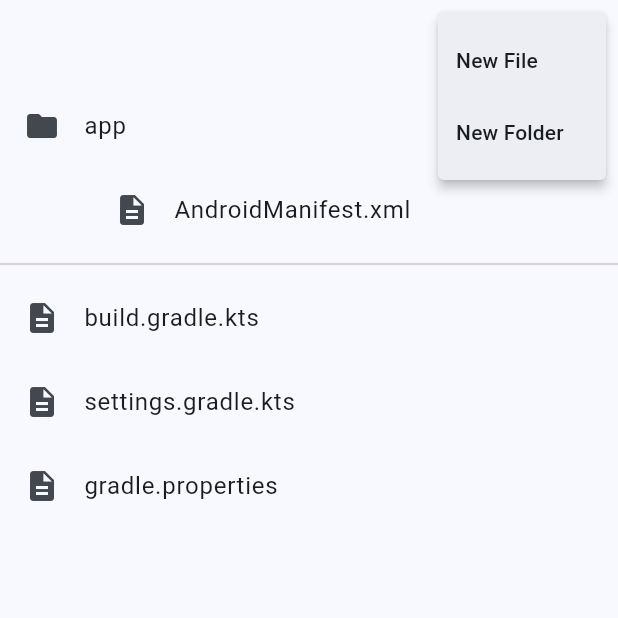
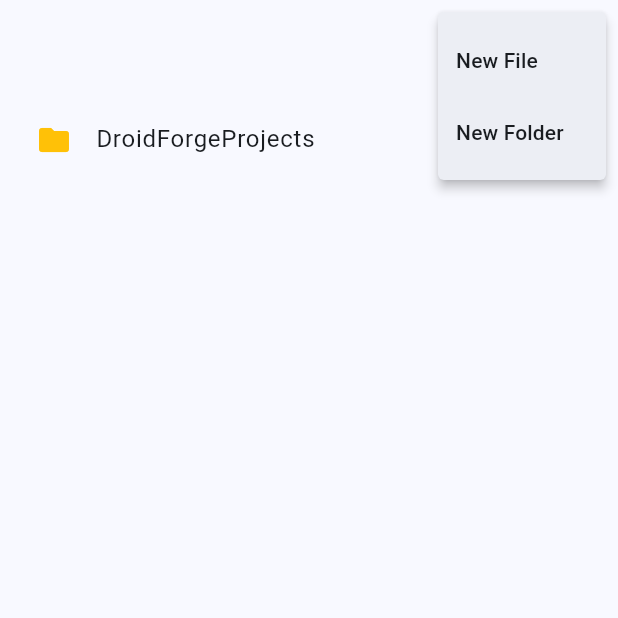
Before and after one commit to hamidabbas08-ux/droidforge, a Flutter app: the ProjectExplorerScreen screen opened directly with empty values, after a tap on the "more vert" icon, on a phone screen of 412 x 824 dp, the top half of it. Run offline on Flutter 3.47's test engine with Material 3 defaults, Android fonts, the phone set to English and light mode, and no system bars.

Commit message:
Dynamic Project Explorer

```diff
--- /dev/null
+++ b/lib/features/projects/models/file_tree_node.dart
@@ -0,0 +1,65 @@
+import 'dart:io';
+
+class FileTreeNode {
+  final String name;
+  final String path;
+  final bool isDirectory;
+  final List<FileTreeNode> children;
+
+  const FileTreeNode({
+    required this.name,
+    required this.path,
+    required this.isDirectory,
+    this.children = const [],
+  });
+
+  FileTreeNode copyWith({
+    String? name,
+    String? path,
+    bool? isDirectory,
+    List<FileTreeNode>? children,
+  }) {
+    return FileTreeNode(
+      name: name ?? this.name,
+      path: path ?? this.path,
+      isDirectory: isDirectory ?? this.isDirectory,
+      children: children ?? this.children,
+    );
+  }
+
+  static Future<FileTreeNode> fromDirectory(Directory directory) async {
+    final entities = await directory.list().toList();
+
+    entities.sort((a, b) {
+      if (a is Directory && b is File) return -1;
+      if (a is File && b is Directory) return 1;
+      return a.path.toLowerCase().compareTo(b.path.toLowerCase());
+    });
+
+    final children = <FileTreeNode>[];
+
+    for (final entity in entities) {
+      if (entity is Directory) {
+        children.add(await fromDirectory(entity));
+      } else if (entity is File) {
+        children.add(
+          FileTreeNode(
+            name: entity.uri.pathSegments.last,
+            path: entity.path,
+            isDirectory: false,
+          ),
+        );
+      }
+    }
+
+    return FileTreeNode(
+      name: directory.uri.pathSegments.isEmpty
+          ? directory.path
+          : directory.uri.pathSegments[
+              directory.uri.pathSegments.length - 2],
+      path: directory.path,
+      isDirectory: true,
+      children: children,
+    );
+  }
+}
--- a/lib/features/projects/screens/project_explorer_screen.dart
+++ b/lib/features/projects/screens/project_explorer_screen.dart
@@ -1,7 +1,9 @@
 import 'package:flutter/material.dart';
 
 import '../../editor/screens/code_editor_screen.dart';
+import '../models/file_tree_node.dart';
 import '../services/project_service.dart';
+import '../widgets/file_tree_widget.dart';
 import 'project_popup_menu.dart';
 
 class ProjectExplorerScreen extends StatefulWidget {
@@ -19,44 +21,74 @@ class ProjectExplorerScreen extends StatefulWidget {
 
 class _ProjectExplorerScreenState
     extends State<ProjectExplorerScreen> {
-  bool appOpen = false;
-  bool srcOpen = false;
-  bool mainOpen = false;
-  bool javaOpen = false;
-  bool comOpen = false;
-  bool hamidOpen = false;
-  bool myappOpen = false;
-  bool resOpen = false;
 
-  Future<void> _newFile(String name) async {
-    await ProjectService.createFile(
-      "/storage/emulated/0/DroidForgeProjects/${widget.projectName}",
-      name,
+  FileTreeNode? tree;
+
+  bool loading = true;
+
+  @override
+  void initState() {
+    super.initState();
+    _reloadTree();
+  }
+
+  Future<void> _reloadTree() async {
+    setState(() {
+      loading = true;
+    });
+
+    try {
+      final result =
+          await ProjectService.loadProjectTree(
+        widget.projectName,
       );
 
       if (!mounted) return;
 
+      setState(() {
+        tree = result;
+        loading = false;
+      });
+    } catch (e) {
+      if (!mounted) return;
+
+      setState(() {
+        loading = false;
+      });
+
       ScaffoldMessenger.of(context).showSnackBar(
         SnackBar(
-        content: Text("$name created"),
+          content: Text(
+            e.toString(),
+          ),
         ),
       );
     }
+  }
 
-  Future<void> _newFolder(String name) async {
-    await ProjectService.createFolder(
-      "/storage/emulated/0/DroidForgeProjects/${widget.projectName}",
+  Future<void> _newFile(String name) async {
+    if (tree == null) return;
+
+    await ProjectService.createFile(
+      tree!.path,
       name,
     );
 
-    if (!mounted) return;
+    await _reloadTree();
+  }
 
-    ScaffoldMessenger.of(context).showSnackBar(
-      SnackBar(
-        content: Text("$name created"),
-      ),
+  Future<void> _newFolder(String name) async {
+    if (tree == null) return;
+
+    await ProjectService.createFolder(
+      tree!.path,
+      name,
     );
-  }  @override
+
+    await _reloadTree();
+  }
+
+  @override
   Widget build(BuildContext context) {
     return Scaffold(
       appBar: AppBar(
@@ -68,225 +100,49 @@ class _ProjectExplorerScreenState
           ),
         ],
       ),
-      body: ListView(
+      body: Builder(
+        builder: (context) {
+
+          if (loading) {
+            return const Center(
+              child: CircularProgressIndicator(),
+            );
+          }
+
+          if (tree == null) {
+            return const Center(
+              child: Text(
+                "Project not found",
+              ),
+            );
+          }          return RefreshIndicator(
+            onRefresh: _reloadTree,
+            child: ListView(
+              padding: const EdgeInsets.all(8),
               children: [
-          _folder(
-            "app",
-            appOpen,
-            () => setState(() => appOpen = !appOpen),
-          ),
-
-          if (appOpen)
-            Padding(
-              padding: const EdgeInsets.only(left: 20),
-              child: _folder(
-                "src",
-                srcOpen,
-                () => setState(() => srcOpen = !srcOpen),
+                FileTreeWidget(
+                  node: tree!,
+                  onOpenFile: (node) async {
+                    await Navigator.push(
+                      context,
+                      MaterialPageRoute(
+                        builder: (_) => CodeEditorScreen(
+                          fileName: node.path,
                         ),
                       ),
+                    );
 
-          if (srcOpen)
-            Padding(
-              padding: const EdgeInsets.only(left: 40),
-              child: _folder(
-                "main",
-                mainOpen,
-                () => setState(() => mainOpen = !mainOpen),
+                    if (mounted) {
+                      _reloadTree();
+                    }
+                  },
+                  onRefresh: _reloadTree,
                 ),
-            ),
-
-          if (mainOpen)
-            Padding(
-              padding: const EdgeInsets.only(left: 60),
-              child: _folder(
-                "java",
-                javaOpen,
-                () => setState(() => javaOpen = !javaOpen),
-              ),
-            ),
-
-          if (javaOpen)
-            Padding(
-              padding: const EdgeInsets.only(left: 80),
-              child: _folder(
-                "com",
-                comOpen,
-                () => setState(() => comOpen = !comOpen),
-              ),
-            ),          if (comOpen)
-            Padding(
-              padding: const EdgeInsets.only(left: 100),
-              child: _folder(
-                "hamid",
-                hamidOpen,
-                () => setState(() => hamidOpen = !hamidOpen),
-              ),
-            ),
-
-          if (hamidOpen)
-            Padding(
-              padding: const EdgeInsets.only(left: 120),
-              child: _folder(
-                "myapp",
-                myappOpen,
-                () => setState(() => myappOpen = !myappOpen),
-              ),
-            ),
-
-          if (myappOpen)
-            Padding(
-              padding: const EdgeInsets.only(left: 140),
-              child: ListTile(
-                leading: const Icon(Icons.code),
-                title: const Text("MainActivity.kt"),
-                onTap: () {
-                  Navigator.push(
-                    context,
-                    MaterialPageRoute(
-                      builder: (_) => const CodeEditorScreen(
-                        fileName: "MainActivity.kt",
-                      ),
+              ],
             ),
           );
         },
       ),
-            ),
-
-          if (mainOpen)
-            Padding(
-              padding: const EdgeInsets.only(left: 60),
-              child: _folder(
-                "res",
-                resOpen,
-                () => setState(() => resOpen = !resOpen),
-              ),
-            ),          if (resOpen) ...[
-            const Padding(
-              padding: EdgeInsets.only(left: 80),
-              child: ListTile(
-                leading: Icon(Icons.folder),
-                title: Text("drawable"),
-              ),
-            ),
-            const Padding(
-              padding: EdgeInsets.only(left: 80),
-              child: ListTile(
-                leading: Icon(Icons.folder),
-                title: Text("layout"),
-              ),
-            ),
-            const Padding(
-              padding: EdgeInsets.only(left: 80),
-              child: ListTile(
-                leading: Icon(Icons.folder),
-                title: Text("mipmap"),
-              ),
-            ),
-            const Padding(
-              padding: EdgeInsets.only(left: 80),
-              child: ListTile(
-                leading: Icon(Icons.folder),
-                title: Text("values"),
-              ),
-            ),
-            const Padding(
-              padding: EdgeInsets.only(left: 80),
-              child: ListTile(
-                leading: Icon(Icons.folder),
-                title: Text("menu"),
-              ),
-            ),
-            const Padding(
-              padding: EdgeInsets.only(left: 80),
-              child: ListTile(
-                leading: Icon(Icons.folder),
-                title: Text("xml"),
-              ),
-            ),
-          ],
-
-          Padding(
-            padding: const EdgeInsets.only(left: 60),
-            child: ListTile(
-              leading: const Icon(Icons.description),
-              title: const Text("AndroidManifest.xml"),
-              onTap: () {
-                Navigator.push(
-                  context,
-                  MaterialPageRoute(
-                    builder: (_) => const CodeEditorScreen(
-                      fileName: "AndroidManifest.xml",
-                    ),
-                  ),
-                );
-              },
-            ),
-          ),
-
-          const Divider(),          ListTile(
-            leading: const Icon(Icons.description),
-            title: const Text("build.gradle.kts"),
-            onTap: () {
-              Navigator.push(
-                context,
-                MaterialPageRoute(
-                  builder: (_) => const CodeEditorScreen(
-                    fileName: "build.gradle.kts",
-                  ),
-                ),
-              );
-            },
-          ),
-
-          ListTile(
-            leading: const Icon(Icons.description),
-            title: const Text("settings.gradle.kts"),
-            onTap: () {
-              Navigator.push(
-                context,
-                MaterialPageRoute(
-                  builder: (_) => const CodeEditorScreen(
-                    fileName: "settings.gradle.kts",
-                  ),
-                ),
-              );
-            },
-          ),
-
-          ListTile(
-            leading: const Icon(Icons.description),
-            title: const Text("gradle.properties"),
-            onTap: () {
-              Navigator.push(
-                context,
-                MaterialPageRoute(
-                  builder: (_) => const CodeEditorScreen(
-                    fileName: "gradle.properties",
-                  ),
-                ),
-              );
-            },
-          ),
-        ],
-      ),
-    );
-  }
-
-  Widget _folder(
-    String title,
-    bool open,
-    VoidCallback onTap,
-  ) {
-    return ListTile(
-      leading: Icon(
-        open ? Icons.folder_open : Icons.folder,
-      ),
-      trailing: Icon(
-        open ? Icons.expand_less : Icons.expand_more,
-      ),
-      title: Text(title),
-      onTap: onTap,
     );
   }
 }
--- a/lib/features/projects/services/project_service.dart
+++ b/lib/features/projects/services/project_service.dart
@@ -1,5 +1,7 @@
 import 'dart:io';
 import 'package:path_provider/path_provider.dart';
+
+import '../models/file_tree_node.dart';
 
 class ProjectService {
   static Future<Directory> _projectsRoot() async {
@@ -18,6 +20,21 @@ class ProjectService {
     return root;
   }
 
+  static Future<Directory> getProjectDirectory(String projectName) async {
+    final root = await _projectsRoot();
+    return Directory("${root.path}/$projectName");
+  }
+
+  static Future<FileTreeNode> loadProjectTree(String projectName) async {
+    final project = await getProjectDirectory(projectName);
+
+    if (!await project.exists()) {
+      throw Exception("Project not found");
+    }
+
+    return FileTreeNode.fromDirectory(project);
+  }
+
   static Future<void> createProject({
     required String projectName,
     required String packageName,
@@ -30,16 +47,29 @@ class ProjectService {
       await project.create(recursive: true);
     }
 
-    await Directory("${project.path}/app/src/main/java").create(recursive: true);
-    await Directory("${project.path}/res").create(recursive: true);
+    await Directory("${project.path}/app/src/main/java")
+        .create(recursive: true);
 
-    await File("${project.path}/AndroidManifest.xml").create(recursive: true);
-    await File("${project.path}/build.gradle.kts").create(recursive: true);
-    await File("${project.path}/settings.gradle.kts").create(recursive: true);
-    await File("${project.path}/gradle.properties").create(recursive: true);
-    await File("${project.path}/MainActivity.kt").create(recursive: true);
+    await Directory("${project.path}/res")
+        .create(recursive: true);
 
-    await File("${project.path}/package.txt").writeAsString(packageName);
+    await File("${project.path}/AndroidManifest.xml")
+        .create(recursive: true);
+
+    await File("${project.path}/build.gradle.kts")
+        .create(recursive: true);
+
+    await File("${project.path}/settings.gradle.kts")
+        .create(recursive: true);
+
+    await File("${project.path}/gradle.properties")
+        .create(recursive: true);
+
+    await File("${project.path}/MainActivity.kt")
+        .create(recursive: true);
+
+    await File("${project.path}/package.txt")
+        .writeAsString(packageName);
   }
 
   static Future<void> createFolder(
@@ -63,4 +93,30 @@ class ProjectService {
       await file.create(recursive: true);
     }
   }
+
+  static Future<void> rename(
+    String path,
+    String newName,
+  ) async {
+    final entity = FileSystemEntity.typeSync(path);
+
+    final newPath =
+        "${File(path).parent.path}/$newName";
+
+    if (entity == FileSystemEntityType.directory) {
+      await Directory(path).rename(newPath);
+    } else {
+      await File(path).rename(newPath);
+    }
+  }
+
+  static Future<void> delete(String path) async {
+    final entity = FileSystemEntity.typeSync(path);
+
+    if (entity == FileSystemEntityType.directory) {
+      await Directory(path).delete(recursive: true);
+    } else {
+      await File(path).delete();
+    }
+  }
 }
--- /dev/null
+++ b/lib/features/projects/widgets/file_tree_widget.dart
@@ -0,0 +1,79 @@
+import 'package:flutter/material.dart';
+
+import '../models/file_tree_node.dart';
+import '../../editor/screens/code_editor_screen.dart';
+
+class FileTreeWidget extends StatefulWidget {
+  final FileTreeNode node;
+  final VoidCallback? onRefresh;
+
+  const FileTreeWidget({
+    super.key,
+    required this.node,
+    this.onRefresh,
+  });
+
+  @override
+  State<FileTreeWidget> createState() => _FileTreeWidgetState();
+}
+
+class _FileTreeWidgetState extends State<FileTreeWidget> {
+  bool expanded = false;
+
+  @override
+  Widget build(BuildContext context) {
+    if (!widget.node.isDirectory) {
+      return ListTile(
+        dense: true,
+        leading: const Icon(
+          Icons.description,
+          color: Colors.blue,
+        ),
+        title: Text(
+          widget.node.name,
+          overflow: TextOverflow.ellipsis,
+        ),
+        onTap: () {
+          Navigator.push(
+            context,
+            MaterialPageRoute(
+              builder: (_) => CodeEditorScreen(
+                fileName: widget.node.path,
+              ),
+            ),
+          ).then((_) {
+            widget.onRefresh?.call();
+          });
+        },
+      );
+    }
+
+    return ExpansionTile(
+      initiallyExpanded: expanded,
+      leading: const Icon(
+        Icons.folder,
+        color: Colors.amber,
+      ),
+      title: Text(
+        widget.node.name,
+        overflow: TextOverflow.ellipsis,
+      ),
+      onExpansionChanged: (value) {
+        setState(() {
+          expanded = value;
+        });
+      },
+      children: widget.node.children
+          .map(
+            (child) => Padding(
+              padding: const EdgeInsets.only(left: 16),
+              child: FileTreeWidget(
+                node: child,
+                onRefresh: widget.onRefresh,
+              ),
+            ),
+          )
+          .toList(),
+    );
+  }
+}
```
Lines whose indentation alone changed are shown as unchanged.
